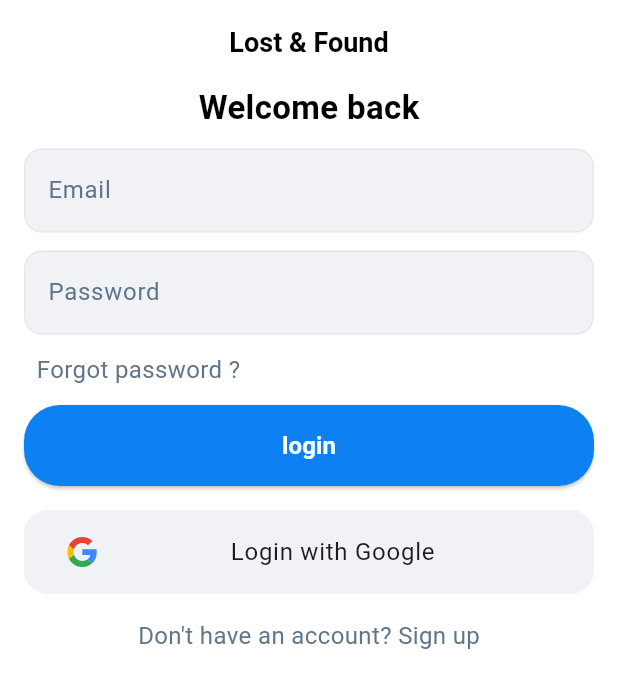
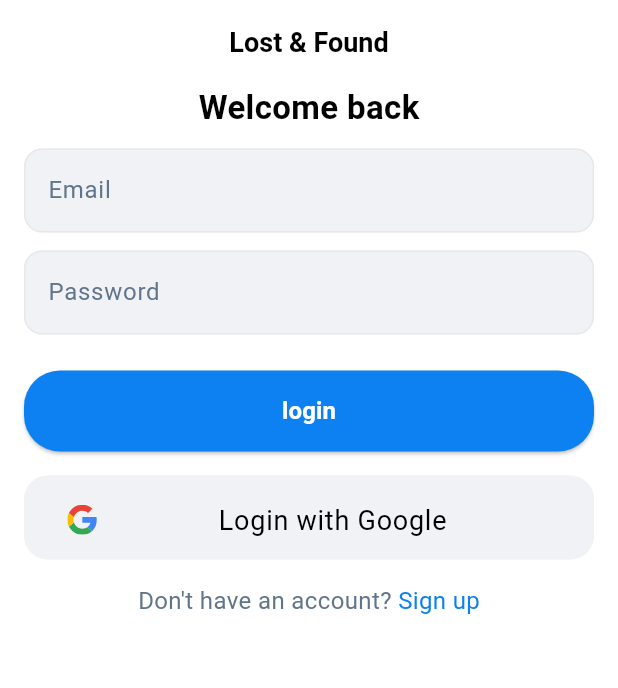
Before and after one commit to mostafanagy0/findit-project, a Flutter app: the screen it shows after launch, on a phone screen of 412 x 824 dp. Shown: the top 688 px of the screen. Run offline on Flutter 3.47's test engine with Material 3 defaults, Android fonts, the phone set to English and light mode, and no system bars; our stand-ins replace firebase_core, flutter_svg; accounts and stored records are empty.

Commit message:
refactor login view& navigate to signup view

```diff
--- a/lib/core/routing/app_router.dart
+++ b/lib/core/routing/app_router.dart
@@ -1,5 +1,6 @@
 import 'package:findit/core/routing/routes.dart';
 import 'package:findit/feature/auth/presentation/views/login_view.dart';
+import 'package:findit/feature/auth/presentation/views/signup_view.dart';
 import 'package:flutter/material.dart';
 
 class AppRouter {
@@ -7,6 +8,8 @@ class AppRouter {
     switch (settings.name) {
       case Routes.loginView:
         return MaterialPageRoute(builder: (_) => LoginView());
+      case Routes.signupview:
+        return MaterialPageRoute(builder: (_) => SignupView());
 
       default:
         return null;
--- a/lib/core/routing/routes.dart
+++ b/lib/core/routing/routes.dart
@@ -1,3 +1,4 @@
 class Routes {
   static const String loginView = '/loginView';
+  static const String signupview = '/signupview';
 }
--- a/lib/feature/auth/presentation/views/login_view.dart
+++ b/lib/feature/auth/presentation/views/login_view.dart
@@ -1,8 +1,10 @@
+import 'package:findit/core/helpers/extentions.dart';
+import 'package:findit/core/routing/routes.dart';
 import 'package:findit/core/utils/text_style.dart';
 import 'package:findit/core/widgets/custom_botton.dart';
-import 'package:findit/core/widgets/custom_text_field.dart';
+import 'package:findit/feature/auth/presentation/widgets/custom_account_state.dart';
 import 'package:findit/feature/auth/presentation/widgets/google_login.dart';
-import 'package:findit/feature/auth/presentation/widgets/custom_account_state.dart';
+import 'package:findit/feature/auth/presentation/widgets/login_form.dart';
 import 'package:flutter/material.dart';
 
 class LoginView extends StatelessWidget {
@@ -25,17 +27,8 @@ class LoginView extends StatelessWidget {
           children: [
             Center(child: Text('Welcome back', style: TextStyles.font22Bold)),
             SizedBox(height: 12),
-            CustomTextFormField(
-              hintText: 'Email',
-              textInputType: TextInputType.emailAddress,
-            ),
-            SizedBox(height: 12),
-            CustomTextFormField(
-              hintText: 'Password',
-              textInputType: TextInputType.emailAddress,
-            ),
-            SizedBox(height: 12),
-            Text('  Forgot password ?', style: TextStyles.font16Narmal),
+            LoginForm(),
+            //Text('  Forgot password ?', style: TextStyles.font16Narmal),
             SizedBox(height: 12),
             CustomButton(text: 'login', onPressed: () {}),
             SizedBox(height: 16),
@@ -44,7 +37,9 @@ class LoginView extends StatelessWidget {
             CustomAccountState(
               text1: 'Don\'t have an account? ',
               text2: 'Sign up',
-              onTap: () {},
+              onTap: () {
+                context.pushNamed(Routes.signupview);
+              },
             ),
           ],
         ),
--- a/lib/feature/auth/presentation/widgets/custom_account_state.dart
+++ b/lib/feature/auth/presentation/widgets/custom_account_state.dart
@@ -1,3 +1,4 @@
+import 'package:findit/core/utils/app_colors.dart';
 import 'package:findit/core/utils/text_style.dart';
 import 'package:flutter/material.dart';
 
@@ -19,7 +20,12 @@ class CustomAccountState extends StatelessWidget {
         Text(text1, style: TextStyles.font16Narmal),
         GestureDetector(
           onTap: onTap,
-          child: Text(text2, style: TextStyles.font16Narmal),
+          child: Text(
+            text2,
+            style: TextStyles.font16Narmal.copyWith(
+              color: AppColors.primaryColor,
+            ),
+          ),
         ),
       ],
     );
--- a/lib/feature/auth/presentation/widgets/google_login.dart
+++ b/lib/feature/auth/presentation/widgets/google_login.dart
@@ -1,3 +1,4 @@
+import 'package:findit/core/utils/text_style.dart';
 import 'package:flutter/material.dart';
 import 'package:flutter_svg/svg.dart';
 
@@ -27,7 +28,7 @@ class SocialLoginButton extends StatelessWidget {
           title: Text(
             'Login with Google',
             textAlign: TextAlign.center,
-            // style: TextStyles.semiBold16,
+            style: TextStyles.font18Bold.copyWith(fontWeight: FontWeight.w400),
           ),
         ),
       ),
--- /dev/null
+++ b/lib/feature/auth/presentation/widgets/login_form.dart
@@ -0,0 +1,24 @@
+import 'package:findit/core/widgets/custom_text_field.dart';
+import 'package:flutter/material.dart';
+
+class LoginForm extends StatelessWidget {
+  const LoginForm({super.key});
+
+  @override
+  Widget build(BuildContext context) {
+    return const Column(
+      children: [
+        CustomTextFormField(
+          hintText: 'Email',
+          textInputType: TextInputType.emailAddress,
+        ),
+        SizedBox(height: 12),
+        CustomTextFormField(
+          hintText: 'Password',
+          textInputType: TextInputType.emailAddress,
+        ),
+        SizedBox(height: 12),
+      ],
+    );
+  }
+}
```
Also changed, not shown: lib/core/helpers/extentions.dart (added, +33 -0 lines), lib/feature/auth/presentation/views/signup_view.dart (added, +10 -0 lines).
